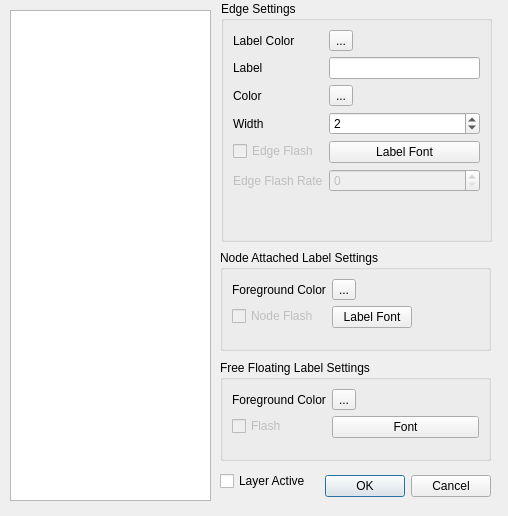
This is src/clients/legacyWatcher/layerConfigurationDialog.ui in glawler/watcher-visualization as Qt 5 draws it before an edit. The edited form follows.
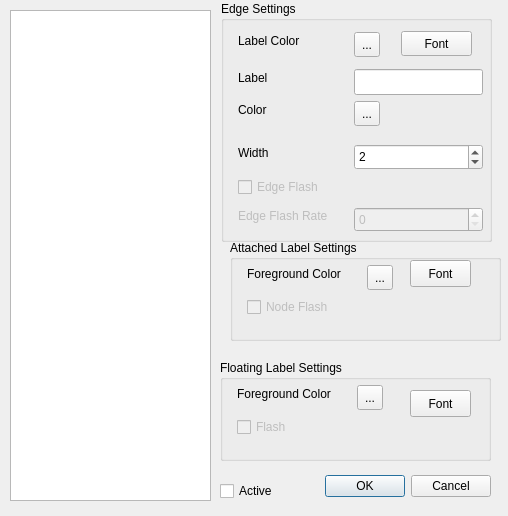
This is the edited form.

Commit message: added nodeConfigurationDialog. Added dialog for choosing background image file. node configuration is global (all nodes) or local if the node is double cliked in the GUI. To go back to global config, double click the same node again.

```diff
--- a/src/clients/legacyWatcher/layerConfigurationDialog.ui
+++ b/src/clients/legacyWatcher/layerConfigurationDialog.ui
@@ -39,13 +39,13 @@
    <property name="geometry">
     <rect>
      <x>220</x>
-     <y>470</y>
-     <width>111</width>
+     <y>480</y>
+     <width>81</width>
      <height>22</height>
     </rect>
    </property>
    <property name="text">
-    <string>Layer Active</string>
+    <string>Active</string>
    </property>
   </widget>
   <widget class="QListWidget" name="layerListWidget">
@@ -79,16 +79,28 @@
    <property name="title">
     <string>Edge Settings</string>
    </property>
-   <layout class="QFormLayout" name="formLayout_2">
-    <item row="1" column="0">
      <widget class="QLabel" name="edgeLabelColorLabel">
+    <property name="geometry">
+     <rect>
+      <x>17</x>
+      <y>31</y>
+      <width>75</width>
+      <height>17</height>
+     </rect>
+    </property>
       <property name="text">
        <string>Label Color</string>
       </property>
      </widget>
-    </item>
-    <item row="1" column="1">
      <widget class="QToolButton" name="edgeLabelColorButton">
+    <property name="geometry">
+     <rect>
+      <x>133</x>
+      <y>31</y>
+      <width>26</width>
+      <height>25</height>
+     </rect>
+    </property>
       <property name="styleSheet">
        <string notr="true"/>
       </property>
@@ -96,16 +108,28 @@
        <string>...</string>
       </property>
      </widget>
-    </item>
-    <item row="4" column="0">
      <widget class="QLabel" name="edgeColorLabel">
+    <property name="geometry">
+     <rect>
+      <x>17</x>
+      <y>100</y>
+      <width>35</width>
+      <height>17</height>
+     </rect>
+    </property>
       <property name="text">
        <string>Color</string>
       </property>
      </widget>
-    </item>
-    <item row="4" column="1">
      <widget class="QToolButton" name="edgeColorButton">
+    <property name="geometry">
+     <rect>
+      <x>133</x>
+      <y>100</y>
+      <width>26</width>
+      <height>25</height>
+     </rect>
+    </property>
       <property name="styleSheet">
        <string notr="true"/>
       </property>
@@ -113,46 +137,76 @@
        <string>...</string>
       </property>
      </widget>
-    </item>
-    <item row="8" column="0">
      <widget class="QCheckBox" name="edgeFlashingCheckBox">
       <property name="enabled">
        <bool>false</bool>
       </property>
+    <property name="geometry">
+     <rect>
+      <x>17</x>
+      <y>175</y>
+      <width>99</width>
+      <height>22</height>
+     </rect>
+    </property>
       <property name="text">
        <string>Edge Flash</string>
       </property>
      </widget>
-    </item>
-    <item row="8" column="1">
      <widget class="QPushButton" name="edgeLabelFontButton">
+    <property name="geometry">
+     <rect>
+      <x>180</x>
+      <y>30</y>
+      <width>71</width>
+      <height>25</height>
+     </rect>
+    </property>
       <property name="styleSheet">
        <string notr="true">font: 10pt &quot;Sans Serif&quot;;</string>
       </property>
       <property name="text">
-       <string>Label Font</string>
-      </property>
-     </widget>
-    </item>
-    <item row="9" column="0">
+     <string>Font</string>
+    </property>
+   </widget>
      <widget class="QLabel" name="label_5">
       <property name="enabled">
        <bool>false</bool>
       </property>
+    <property name="geometry">
+     <rect>
+      <x>17</x>
+      <y>206</y>
+      <width>110</width>
+      <height>17</height>
+     </rect>
+    </property>
       <property name="text">
        <string>Edge Flash Rate</string>
       </property>
      </widget>
-    </item>
-    <item row="9" column="1">
      <widget class="QSpinBox" name="edgeFlashingRateSpinBox">
       <property name="enabled">
        <bool>false</bool>
       </property>
-     </widget>
-    </item>
-    <item row="7" column="1">
+    <property name="geometry">
+     <rect>
+      <x>133</x>
+      <y>206</y>
+      <width>129</width>
+      <height>25</height>
+     </rect>
+    </property>
+   </widget>
      <widget class="QSpinBox" name="edgeWidthSpinBox">
+    <property name="geometry">
+     <rect>
+      <x>133</x>
+      <y>143</y>
+      <width>129</width>
+      <height>26</height>
+     </rect>
+    </property>
       <property name="specialValueText">
        <string/>
       </property>
@@ -160,78 +214,113 @@
        <number>2</number>
       </property>
      </widget>
-    </item>
-    <item row="7" column="0">
      <widget class="QLabel" name="label_4">
+    <property name="geometry">
+     <rect>
+      <x>17</x>
+      <y>143</y>
+      <width>39</width>
+      <height>17</height>
+     </rect>
+    </property>
       <property name="text">
        <string>Width</string>
       </property>
      </widget>
-    </item>
-    <item row="3" column="1">
      <widget class="QLineEdit" name="edgeLabelEditBox">
+    <property name="geometry">
+     <rect>
+      <x>133</x>
+      <y>68</y>
+      <width>129</width>
+      <height>26</height>
+     </rect>
+    </property>
       <property name="text">
        <string/>
       </property>
      </widget>
-    </item>
-    <item row="3" column="0">
      <widget class="QLabel" name="label_3">
+    <property name="geometry">
+     <rect>
+      <x>17</x>
+      <y>68</y>
+      <width>36</width>
+      <height>17</height>
+     </rect>
+    </property>
       <property name="text">
        <string>Label</string>
       </property>
      </widget>
-    </item>
-   </layout>
   </widget>
   <widget class="QGroupBox" name="nodeLabelGroupBox">
    <property name="geometry">
     <rect>
-     <x>220</x>
-     <y>250</y>
+     <x>230</x>
+     <y>240</y>
      <width>271</width>
      <height>101</height>
     </rect>
    </property>
    <property name="title">
-    <string>Node Attached Label Settings</string>
+    <string>Attached Label Settings</string>
    </property>
-   <layout class="QFormLayout" name="formLayout">
-    <property name="fieldGrowthPolicy">
-     <enum>QFormLayout::ExpandingFieldsGrow</enum>
-    </property>
-    <item row="0" column="0">
      <widget class="QLabel" name="label_2">
+    <property name="geometry">
+     <rect>
+      <x>17</x>
+      <y>25</y>
+      <width>114</width>
+      <height>17</height>
+     </rect>
+    </property>
       <property name="text">
        <string>Foreground Color</string>
       </property>
      </widget>
-    </item>
-    <item row="1" column="0">
      <widget class="QCheckBox" name="edgeFlashingCheckBox_2">
       <property name="enabled">
        <bool>false</bool>
       </property>
+    <property name="geometry">
+     <rect>
+      <x>17</x>
+      <y>56</y>
+      <width>100</width>
+      <height>22</height>
+     </rect>
+    </property>
       <property name="text">
        <string>Node Flash</string>
       </property>
      </widget>
-    </item>
-    <item row="1" column="1">
      <widget class="QPushButton" name="nodeLabelFontButton">
+    <property name="geometry">
+     <rect>
+      <x>180</x>
+      <y>20</y>
+      <width>61</width>
+      <height>27</height>
+     </rect>
+    </property>
       <property name="text">
-       <string>Label Font</string>
-      </property>
-     </widget>
-    </item>
-    <item row="0" column="1">
+     <string>Font</string>
+    </property>
+   </widget>
      <widget class="QToolButton" name="nodeLabelColorButton">
+    <property name="geometry">
+     <rect>
+      <x>137</x>
+      <y>25</y>
+      <width>26</width>
+      <height>25</height>
+     </rect>
+    </property>
       <property name="text">
        <string>...</string>
       </property>
      </widget>
-    </item>
-   </layout>
   </widget>
   <widget class="QGroupBox" name="floatingLabelGroupBox">
    <property name="geometry">
@@ -243,41 +332,63 @@
     </rect>
    </property>
    <property name="title">
-    <string>Free Floating Label Settings</string>
+    <string>Floating Label Settings</string>
    </property>
-   <layout class="QFormLayout" name="formLayout_3">
-    <item row="0" column="0">
      <widget class="QLabel" name="label">
+    <property name="geometry">
+     <rect>
+      <x>17</x>
+      <y>25</y>
+      <width>114</width>
+      <height>17</height>
+     </rect>
+    </property>
       <property name="text">
        <string>Foreground Color</string>
       </property>
      </widget>
-    </item>
-    <item row="0" column="1">
      <widget class="QToolButton" name="floatingLabelColorButton">
+    <property name="geometry">
+     <rect>
+      <x>137</x>
+      <y>25</y>
+      <width>26</width>
+      <height>25</height>
+     </rect>
+    </property>
       <property name="text">
        <string>...</string>
       </property>
      </widget>
-    </item>
-    <item row="1" column="0">
      <widget class="QCheckBox" name="edgeFlashingCheckBox_3">
       <property name="enabled">
        <bool>false</bool>
       </property>
+    <property name="geometry">
+     <rect>
+      <x>17</x>
+      <y>56</y>
+      <width>61</width>
+      <height>22</height>
+     </rect>
+    </property>
       <property name="text">
        <string>Flash</string>
       </property>
      </widget>
-    </item>
-    <item row="1" column="1">
      <widget class="QPushButton" name="floatingLabelFontButton">
+    <property name="geometry">
+     <rect>
+      <x>190</x>
+      <y>30</y>
+      <width>61</width>
+      <height>27</height>
+     </rect>
+    </property>
       <property name="text">
        <string>Font</string>
       </property>
      </widget>
-    </item>
-   </layout>
   </widget>
  </widget>
  <resources/>
```
Left out of the diff: 17 changed lines with no effect on the pictures. Lines whose indentation alone changed are shown as unchanged. The commit also changes 18 other files.
